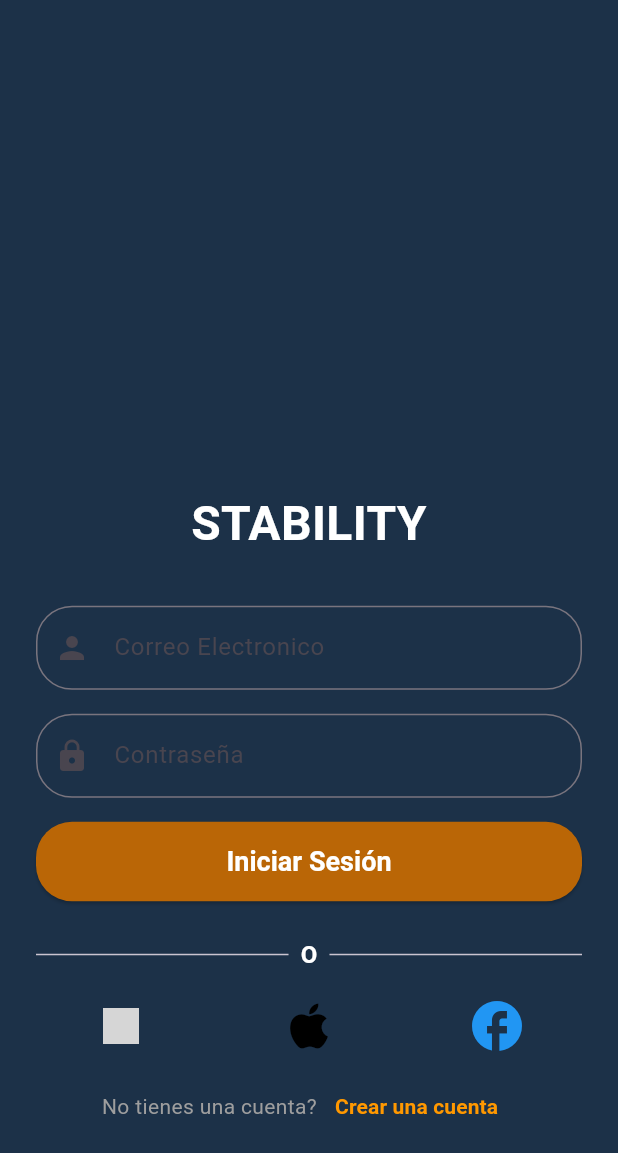
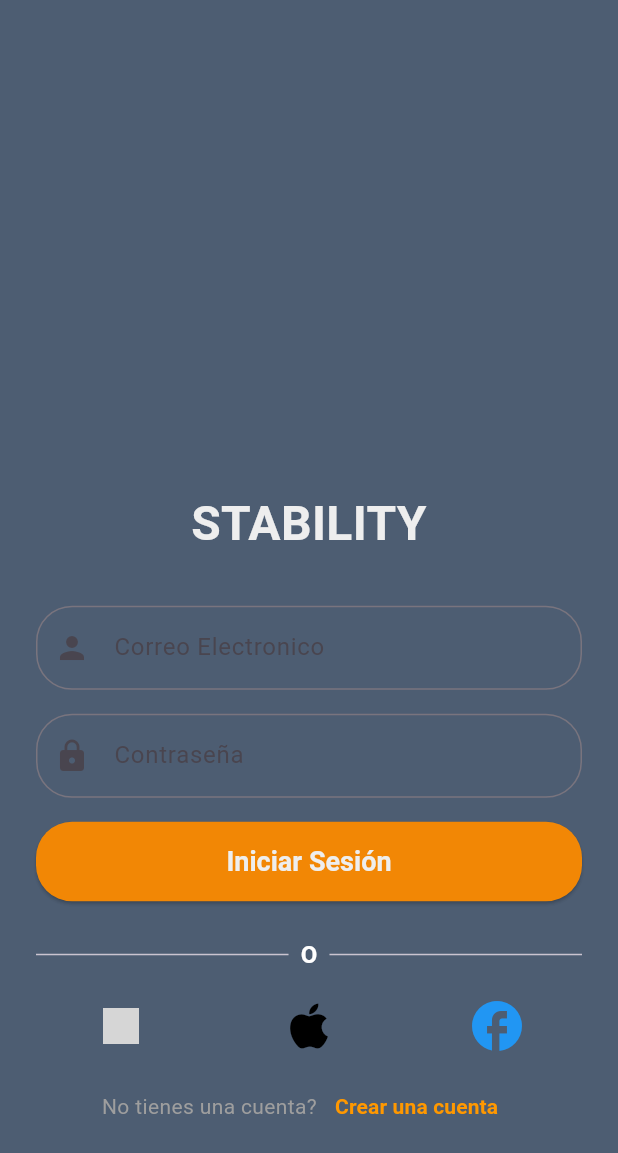
Before and after one commit to PouDDuoP/gym_app, a Flutter app: the screen it shows after launch, on a phone screen of 412 x 824 dp. Shown: the top 1153 px of the screen. Run offline on Flutter 3.47's test engine with Material 3 defaults, Android fonts, the phone set to English and light mode, and no system bars; our stand-ins replace dartz, dio, equatable, flutter_bloc, shared_preferences; missing offline and left inert: bcrypt; network calls fail; grey boxes are pictures that could not be loaded.

Commit message:
feat: Cambiar colores bases
Se configuro los colores base según la información de figma.

```diff
--- a/lib/core/widgets/app_colors.dart
+++ b/lib/core/widgets/app_colors.dart
@@ -3,15 +3,16 @@ import 'dart:ui';
 import 'package:flutter/material.dart';
 
 class AppColors {
-  static const Color primary = Color.fromARGB(255, 28, 49, 72);
-  static const Color secundary = Color.fromARGB(255, 186, 102, 6);
+  static const Color primary = Color.fromRGBO(46, 65, 89, 0.85);
+  static const Color secundary = Color.fromRGBO(242, 135, 5, 1);
   static const Color accent = Color.fromARGB(255, 255, 196, 0);
 
   // Backgrounds
-  static const Color background = Color.fromARGB(255, 28, 49, 72);
+  static const Color background = Color.fromRGBO(46, 65, 89, 0.85);
   static const Color backgroundComponent = Color.fromARGB(255, 58, 62, 141);
   static const Color backgroundComponentSelected = Color.fromARGB(255, 62, 102, 147);
+  static const Color backgroundInput = Color.fromRGBO(255, 255, 255, 0.15);
 
   // Foregrouds
-  static const Color foreground = Colors.white;
+  static const Color foreground = Color.fromRGBO(238, 238, 238, 1);
 }
```
